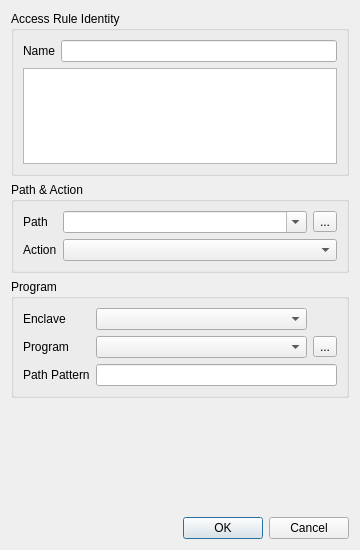
xanasoft/MajorPrivacy, file MajorPrivacy/Forms/AccessRuleWnd.ui: the form before one commit.
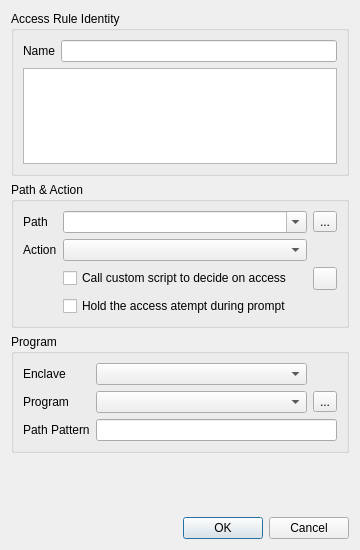
The form after the commit.

```diff
--- a/MajorPrivacy/Forms/AccessRuleWnd.ui
+++ b/MajorPrivacy/Forms/AccessRuleWnd.ui
@@ -183,6 +183,16 @@
       <string>Path &amp;&amp; Action</string>
      </property>
      <layout class="QGridLayout" name="gridLayout_5">
+      <item row="1" column="1" colspan="2">
+       <widget class="QComboBox" name="cmbAction">
+        <property name="sizePolicy">
+         <sizepolicy hsizetype="Ignored" vsizetype="Fixed">
+          <horstretch>0</horstretch>
+          <verstretch>0</verstretch>
+         </sizepolicy>
+        </property>
+       </widget>
+      </item>
       <item row="1" column="0">
        <widget class="QLabel" name="label_3">
         <property name="sizePolicy">
@@ -196,6 +206,20 @@
         </property>
        </widget>
       </item>
+      <item row="0" column="3">
+       <widget class="QToolButton" name="btnBrowse">
+        <property name="text">
+         <string>...</string>
+        </property>
+       </widget>
+      </item>
+      <item row="3" column="3">
+       <widget class="QToolButton" name="btnScript">
+        <property name="text">
+         <string/>
+        </property>
+       </widget>
+      </item>
       <item row="0" column="0">
        <widget class="QLabel" name="label_4">
         <property name="text">
@@ -210,20 +234,17 @@
         </property>
        </widget>
       </item>
-      <item row="0" column="3">
-       <widget class="QToolButton" name="btnBrowse">
+      <item row="4" column="1" colspan="3">
+       <widget class="QCheckBox" name="chkInteractive">
         <property name="text">
-         <string>...</string>
+         <string>Hold the access atempt during prompt</string>
         </property>
        </widget>
       </item>
-      <item row="1" column="1" colspan="3">
-       <widget class="QComboBox" name="cmbAction">
-        <property name="sizePolicy">
-         <sizepolicy hsizetype="Ignored" vsizetype="Fixed">
-          <horstretch>0</horstretch>
-          <verstretch>0</verstretch>
-         </sizepolicy>
+      <item row="3" column="1" colspan="2">
+       <widget class="QCheckBox" name="chkScript">
+        <property name="text">
+         <string>Call custom script to decide on access</string>
         </property>
        </widget>
       </item>
```
Left out of the diff: 4 changed lines with no effect on the pictures.
